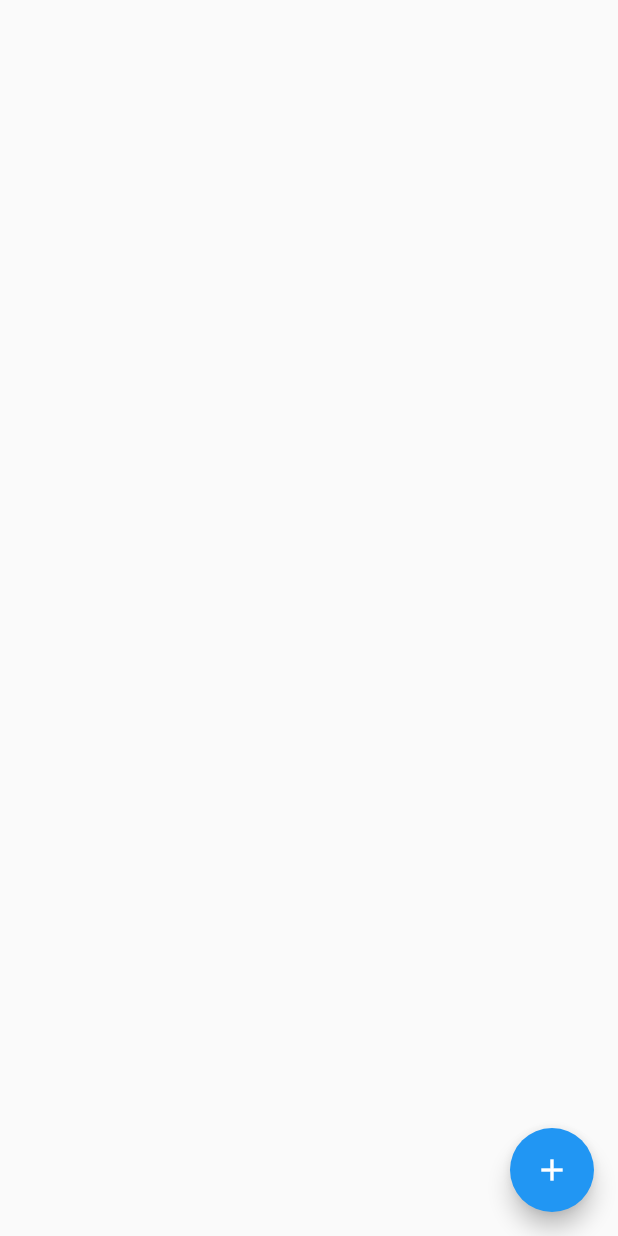
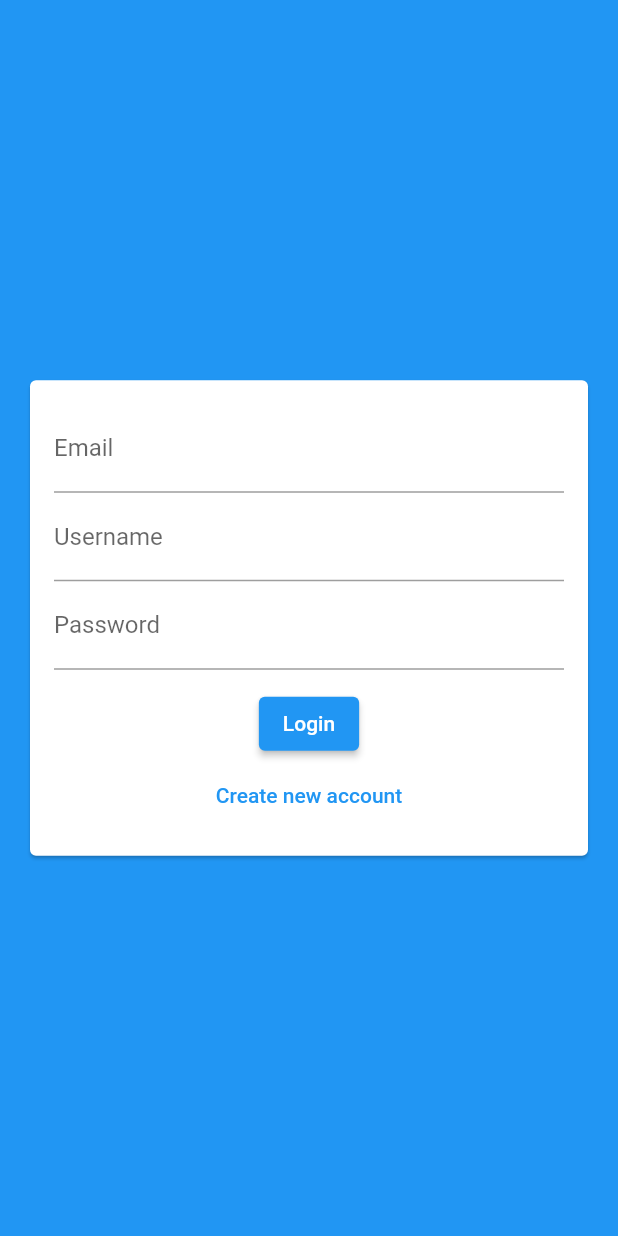
Before and after one commit to trlong357/chat_app, a Flutter app: the screen it shows after launch, on a phone screen of 412 x 824 dp. Run offline on Flutter 3.47's test engine with Material 2 defaults, Android fonts, the phone set to English and light mode, and no system bars; our stand-ins replace cloud_firestore, firebase_core; accounts and stored records are empty.

Commit message:
create auth screen UI

```diff
--- a/lib/main.dart
+++ b/lib/main.dart
@@ -1,6 +1,8 @@
 import 'package:flutter/material.dart';
 import 'package:firebase_core/firebase_core.dart';
+
 import 'screens/chat_screen.dart';
+import 'screens/auth_screen.dart';
 
 void main() async {
   WidgetsFlutterBinding.ensureInitialized();
@@ -18,7 +20,7 @@ class MyApp extends StatelessWidget {
       theme: ThemeData(
         primarySwatch: Colors.blue,
       ),
-      home: const ChatScreen(),
+      home: const AuthScreen(),
     );
   }
 }
--- a/lib/screens/auth_screen.dart
+++ b/lib/screens/auth_screen.dart
@@ -0,0 +1,20 @@
+import 'package:flutter/material.dart';
+
+import '../widgets/auth/auth_form.dart';
+
+class AuthScreen extends StatefulWidget {
+  const AuthScreen({Key? key}) : super(key: key);
+
+  @override
+  State<AuthScreen> createState() => _AuthScreenState();
+}
+
+class _AuthScreenState extends State<AuthScreen> {
+  @override
+  Widget build(BuildContext context) {
+    return Scaffold(
+      backgroundColor: Theme.of(context).colorScheme.primary,
+      body: const AuthForm(),
+    );
+  }
+}
--- /dev/null
+++ b/lib/widgets/auth/auth_form.dart
@@ -0,0 +1,50 @@
+import 'package:flutter/material.dart';
+
+class AuthForm extends StatefulWidget {
+  const AuthForm({Key? key}) : super(key: key);
+
+  @override
+  State<AuthForm> createState() => _AuthFormState();
+}
+
+class _AuthFormState extends State<AuthForm> {
+  @override
+  Widget build(BuildContext context) {
+    return Center(
+        child: Card(
+      margin: const EdgeInsets.all(20),
+      child: SingleChildScrollView(
+        child: Padding(
+          padding: const EdgeInsets.all(16),
+          child: Form(
+            child: Column(
+              mainAxisSize: MainAxisSize.min,
+              children: [
+                TextFormField(
+                  keyboardType: TextInputType.emailAddress,
+                  decoration: const InputDecoration(labelText: "Email"),
+                ),
+                TextFormField(
+                  decoration: const InputDecoration(labelText: "Username"),
+                ),
+                TextFormField(
+                  obscureText: true,
+                  decoration: const InputDecoration(labelText: "Password"),
+                ),
+                const SizedBox(
+                  height: 12,
+                ),
+                ElevatedButton(
+                  onPressed: () {},
+                  child: const Text("Login"),
+                ),
+                TextButton(
+                    onPressed: () {}, child: const Text("Create new account"))
+              ],
+            ),
+          ),
+        ),
+      ),
+    ));
+  }
+}
```
